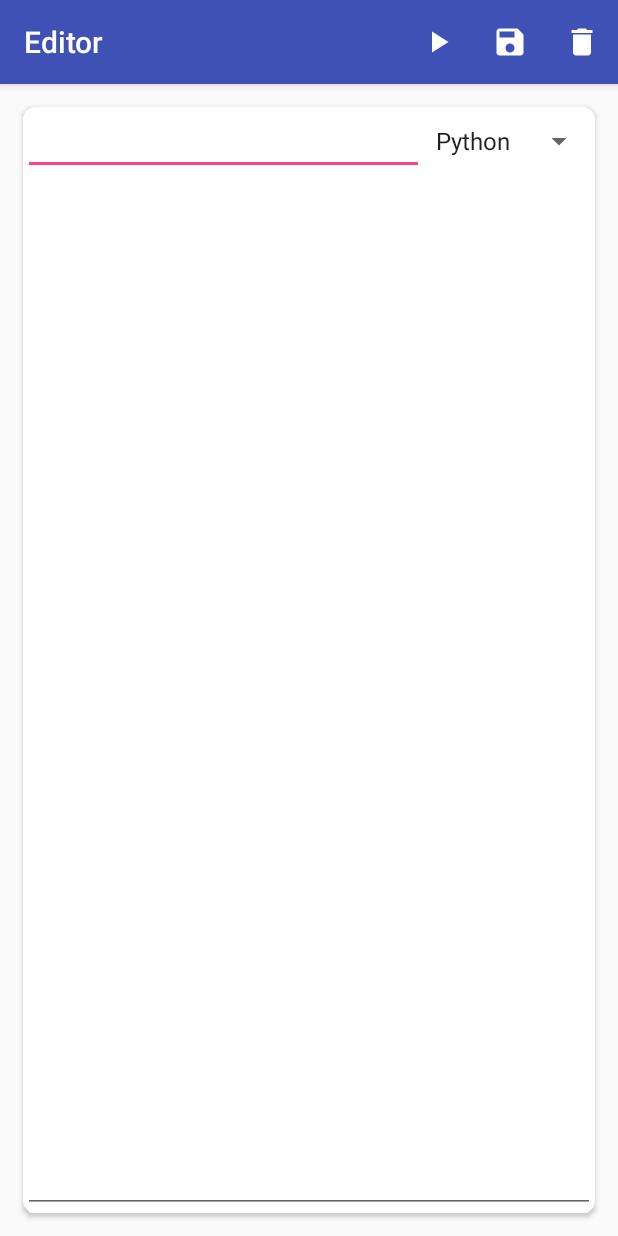
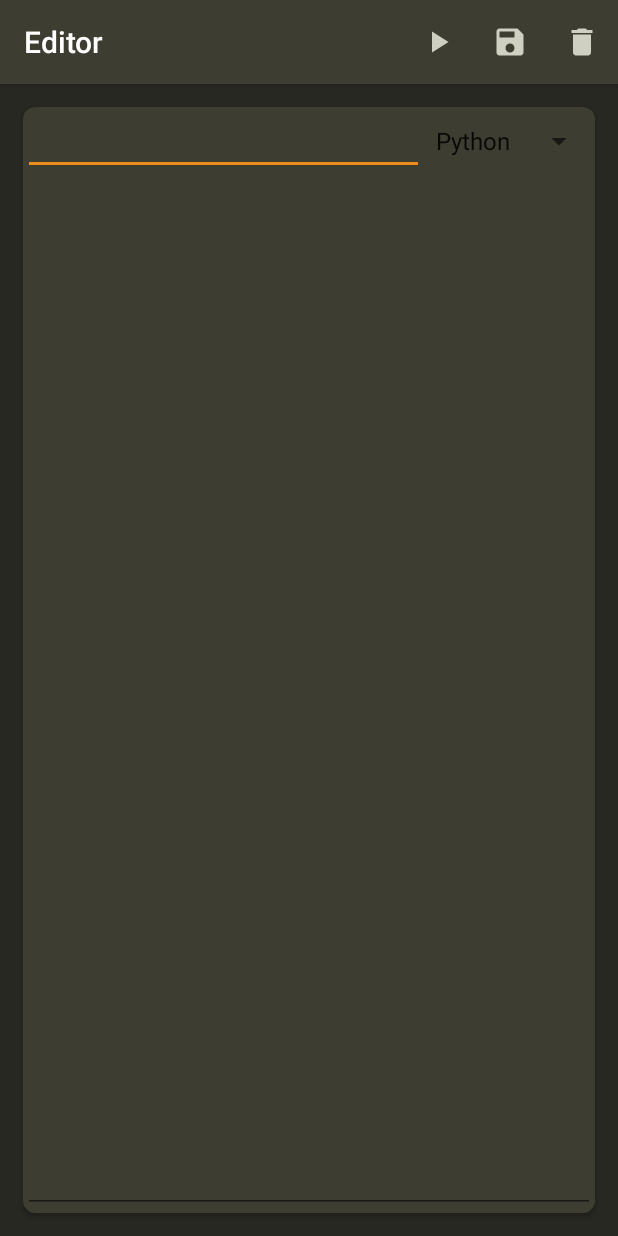
Before and after one commit to dinulade101/CodeBoard, an Android app: the CodeEditorActivity screen opened directly, with no data from a screen before it, on a phone screen of 412 x 824 dp. Run offline under Robolectric (Android 15) with nearby library versions, the phone set to English and light mode, and no system bars; our stand-ins replace Volley.

Commit message:
Updated color scheme.

```diff
--- /dev/null
+++ b/Android/app/src/main/res/drawable/ic_camera_alt_black_24dp.xml
@@ -0,0 +1,6 @@
+<vector android:height="24dp" android:tint="#272822"
+    android:viewportHeight="24.0" android:viewportWidth="24.0"
+    android:width="24dp" xmlns:android="http://schemas.android.com/apk/res/android">
+    <path android:fillColor="#FF000000" android:pathData="M12,12m-3.2,0a3.2,3.2 0,1 1,6.4 0a3.2,3.2 0,1 1,-6.4 0"/>
+    <path android:fillColor="#FF000000" android:pathData="M9,2L7.17,4L4,4c-1.1,0 -2,0.9 -2,2v12c0,1.1 0.9,2 2,2h16c1.1,0 2,-0.9 2,-2L22,6c0,-1.1 -0.9,-2 -2,-2h-3.17L15,2L9,2zM12,17c-2.76,0 -5,-2.24 -5,-5s2.24,-5 5,-5 5,2.24 5,5 -2.24,5 -5,5z"/>
+</vector>
--- /dev/null
+++ b/Android/app/src/main/res/drawable/ic_check_black_24dp.xml
@@ -0,0 +1,5 @@
+<vector android:height="24dp" android:tint="#272822"
+    android:viewportHeight="24.0" android:viewportWidth="24.0"
+    android:width="24dp" xmlns:android="http://schemas.android.com/apk/res/android">
+    <path android:fillColor="#FF000000" android:pathData="M9,16.17L4.83,12l-1.42,1.41L9,19 21,7l-1.41,-1.41z"/>
+</vector>
--- /dev/null
+++ b/Android/app/src/main/res/drawable/ic_check_light_24dp.xml
@@ -0,0 +1,5 @@
+<vector android:height="24dp" android:tint="#CFCFC2"
+    android:viewportHeight="24.0" android:viewportWidth="24.0"
+    android:width="24dp" xmlns:android="http://schemas.android.com/apk/res/android">
+    <path android:fillColor="#FF000000" android:pathData="M9,16.17L4.83,12l-1.42,1.41L9,19 21,7l-1.41,-1.41z"/>
+</vector>
--- /dev/null
+++ b/Android/app/src/main/res/drawable/ic_delete_light_24dp.xml
@@ -0,0 +1,5 @@
+<vector android:height="24dp" android:tint="#CFCFC2"
+    android:viewportHeight="24.0" android:viewportWidth="24.0"
+    android:width="24dp" xmlns:android="http://schemas.android.com/apk/res/android">
+    <path android:fillColor="#FF000000" android:pathData="M6,19c0,1.1 0.9,2 2,2h8c1.1,0 2,-0.9 2,-2V7H6v12zM19,4h-3.5l-1,-1h-5l-1,1H5v2h14V4z"/>
+</vector>
--- /dev/null
+++ b/Android/app/src/main/res/drawable/ic_play_arrow_light_24dp.xml
@@ -0,0 +1,5 @@
+<vector android:height="24dp" android:tint="#CFCFC2"
+    android:viewportHeight="24.0" android:viewportWidth="24.0"
+    android:width="24dp" xmlns:android="http://schemas.android.com/apk/res/android">
+    <path android:fillColor="#FF000000" android:pathData="M8,5v14l11,-7z"/>
+</vector>
--- /dev/null
+++ b/Android/app/src/main/res/drawable/ic_save_light_24dp.xml
@@ -0,0 +1,5 @@
+<vector android:height="24dp" android:tint="#CFCFC2"
+    android:viewportHeight="24.0" android:viewportWidth="24.0"
+    android:width="24dp" xmlns:android="http://schemas.android.com/apk/res/android">
+    <path android:fillColor="#FF000000" android:pathData="M17,3L5,3c-1.11,0 -2,0.9 -2,2v14c0,1.1 0.89,2 2,2h14c1.1,0 2,-0.9 2,-2L21,7l-4,-4zM12,19c-1.66,0 -3,-1.34 -3,-3s1.34,-3 3,-3 3,1.34 3,3 -1.34,3 -3,3zM15,9L5,9L5,5h10v4z"/>
+</vector>
--- a/Android/app/src/main/res/layout/activity_code_editor.xml
+++ b/Android/app/src/main/res/layout/activity_code_editor.xml
@@ -4,6 +4,7 @@
     xmlns:tools="http://schemas.android.com/tools"
     android:layout_width="match_parent"
     android:layout_height="match_parent"
+    android:background="@color/colorPrimaryDark"
     tools:context=".editor.CodeEditorActivity">
 
     <android.support.v7.widget.CardView
@@ -14,6 +15,7 @@
         android:layout_marginStart="15dp"
         android:layout_marginTop="15dp"
         android:elevation="5dp"
+        app:cardBackgroundColor="@color/colorPrimary"
         app:cardCornerRadius="8dp"
         app:layout_constraintBottom_toBottomOf="parent"
         app:layout_constraintEnd_toEndOf="parent"
@@ -33,16 +35,17 @@
                 android:orientation="horizontal">
 
                 <EditText
+                    android:id="@+id/scriptNameET"
                     android:layout_width="0dp"
+                    android:layout_height="match_parent"
                     android:layout_weight="1"
-                    android:layout_height="match_parent"
-                    android:id="@+id/scriptNameET"/>
+                    android:textColor="@color/colorLight" />
 
 
                 <Spinner
+                    android:id="@+id/languageSpinner"
                     android:layout_width="wrap_content"
                     android:layout_height="match_parent"
-                    android:id="@+id/languageSpinner"
                     android:entries="@array/languages">
 
                 </Spinner>
@@ -56,19 +59,21 @@
 
 
             <EditText
+                android:id="@+id/scriptContentET"
                 android:layout_width="match_parent"
                 android:layout_height="0dp"
                 android:layout_weight="1"
                 android:gravity="top|left"
-                android:id="@+id/scriptContentET"/>
+                android:textColor="@color/colorLight" />
 
             <TextView
+                android:id="@+id/outputTV"
                 android:layout_width="match_parent"
-                android:id="@+id/outputTV"
                 android:layout_height="0dp"
                 android:layout_weight="1"
                 android:scrollbarStyle="insideInset"
-                android:visibility="gone"/>
+                android:textColor="@color/colorLight"
+                android:visibility="gone" />
 
         </LinearLayout>
 
--- a/Android/app/src/main/res/layout/content_code_editor.xml
+++ b/Android/app/src/main/res/layout/content_code_editor.xml
@@ -14,7 +14,7 @@
         android:layout_width="match_parent"
         android:layout_height="wrap_content"
         android:entries="@array/languages"
-        />
+        android:spinnerMode="dialog" />
 
     <EditText
         android:id="@+id/codeEditor"
--- a/Android/app/src/main/res/menu/menu_code_editor.xml
+++ b/Android/app/src/main/res/menu/menu_code_editor.xml
@@ -4,18 +4,18 @@
     tools:context="com.codeboard.htn.codeboard.explorer.ScriptExplorerActivity">
     <item
         android:id="@+id/execute_code"
-        android:icon="@drawable/ic_play_arrow_white_24dp"
+        android:icon="@drawable/ic_play_arrow_light_24dp"
         android:title="Item"
         app:showAsAction="always" />
     <item
         android:id="@+id/save_code"
-        android:icon="@drawable/ic_save_white_24dp"
+        android:icon="@drawable/ic_save_light_24dp"
         android:title="Save"
         app:showAsAction="always" />
 
     <item
         android:id="@+id/deleteBtn"
-        android:icon="@drawable/ic_delete_white_24dp"
+        android:icon="@drawable/ic_delete_light_24dp"
         android:title="Save"
         app:showAsAction="always" />
 </menu>
--- a/Android/app/src/main/res/values/colors.xml
+++ b/Android/app/src/main/res/values/colors.xml
@@ -1,6 +1,7 @@
 <?xml version="1.0" encoding="utf-8"?>
 <resources>
-    <color name="colorPrimary">#3F51B5</color>
-    <color name="colorPrimaryDark">#303F9F</color>
-    <color name="colorAccent">#FF4081</color>
+    <color name="colorPrimary">#3e3d32</color>
+    <color name="colorPrimaryDark">#272822</color>
+    <color name="colorAccent">#ec8d1d</color>
+    <color name="colorLight">#cfcfc2</color>
 </resources>
```
Also changed, not shown: Android/app/src/main/java/com/codeboard/htn/codeboard/editor/CodeEditorActivity.java (+12 -11 lines), Android/app/src/main/res/layout/activity_script_explorer.xml (+5 -4 lines), Android/app/src/main/res/layout/capture_snippet.xml (+4 -3 lines), Android/app/src/main/res/layout/script_thumbnail.xml (+18 -6 lines).
